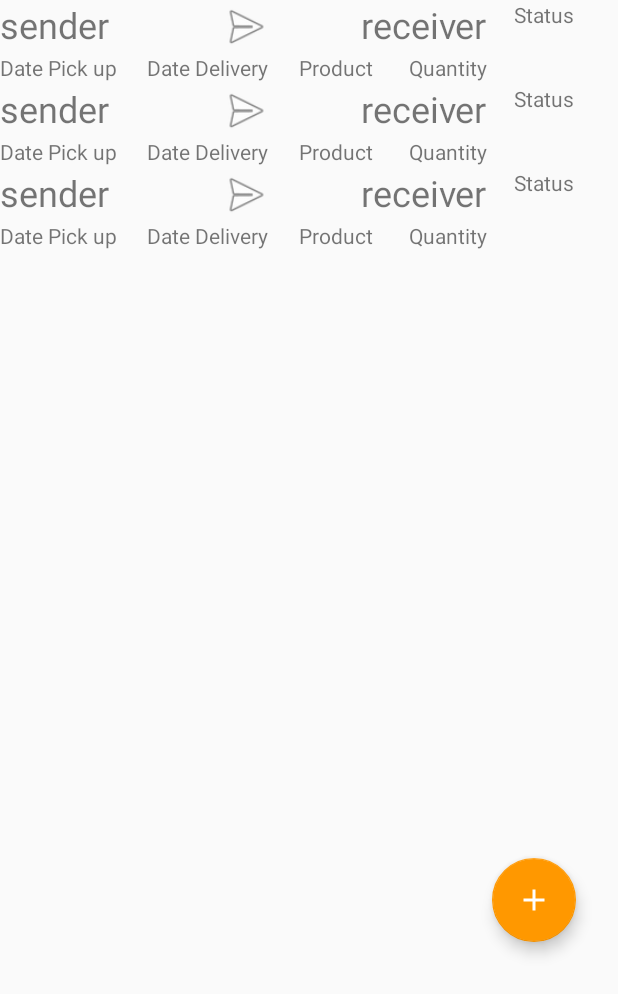
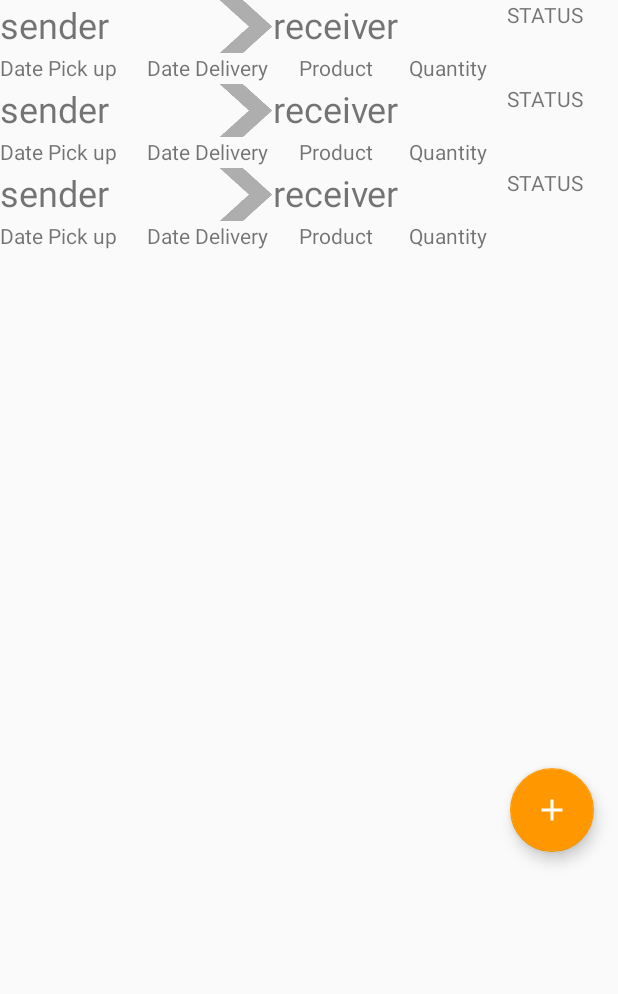
Before and after one commit to Kalja97/KargoBike, an Android app: the layout activity_orders.xml on its own in the app's theme, with its tools: preview values and no code run, on a phone screen of 412 x 824 dp. Shown: the top 994 px of the screen. Run offline under Robolectric (Android 15) with nearby library versions, the phone set to English and light mode, and no system bars.

Commit message:
Working: List of orders + datas

```diff
--- a/app/src/main/java/com/example/kargobike/ui/order/OrdersActivity.java
+++ b/app/src/main/java/com/example/kargobike/ui/order/OrdersActivity.java
@@ -130,7 +130,7 @@ public class OrdersActivity extends AppCompatActivity {
                     startActivity(intent);
                 }
             });
-/*
+
             //Create floatingButton for adding new Orders
             FloatingActionButton fab = findViewById(R.id.floatingActionAddOrder);
             fab.setOnClickListener(view -> {
@@ -141,7 +141,7 @@ public class OrdersActivity extends AppCompatActivity {
                 );
                 startActivity(intent);
             });
-*/
+
 
             //Get the Orders in the database by calling the ViewModel
             OrderListViewModel.Factory factory = new OrderListViewModel.Factory(getApplication());
--- a/app/src/main/java/com/example/kargobike/viewmodel/order/OrderListViewModel.java
+++ b/app/src/main/java/com/example/kargobike/viewmodel/order/OrderListViewModel.java
@@ -14,6 +14,8 @@ import androidx.lifecycle.LiveData;
 import androidx.lifecycle.MediatorLiveData;
 import androidx.lifecycle.ViewModel;
 import androidx.lifecycle.ViewModelProvider;
+
+import static com.example.kargobike.database.repository.OrderRepository.*;
 
 public class OrderListViewModel extends AndroidViewModel {
 
@@ -49,7 +51,7 @@ public class OrderListViewModel extends AndroidViewModel {
 
         public Factory(@NonNull Application application) {
             this.application = application;
-            orderRepository = OrderRepository.getInstance();
+            orderRepository = getInstance();
         }
 
         @Override
--- a/app/src/main/res/layout/activity_checkpoints.xml
+++ b/app/src/main/res/layout/activity_checkpoints.xml
@@ -7,11 +7,11 @@
     android:layout_height="match_parent">
 
     <com.google.android.material.floatingactionbutton.FloatingActionButton
-        android:id="@+id/floatingActionAddOrder"
+        android:id="@+id/floatingActionAddCheckPoint"
         android:layout_width="56dp"
         android:layout_height="56dp"
-        android:layout_marginStart="328dp"
-        android:layout_marginTop="572dp"
+        android:layout_marginStart="340dp"
+        android:layout_marginTop="512dp"
         android:background="#009688"
         android:clickable="true"
         app:backgroundTint="#FF9800"
--- a/app/src/main/res/layout/activity_orders.xml
+++ b/app/src/main/res/layout/activity_orders.xml
@@ -1,18 +1,19 @@
 <?xml version="1.0" encoding="utf-8"?>
-<androidx.constraintlayout.widget.ConstraintLayout xmlns:android="http://schemas.android.com/apk/res/android"
+<androidx.constraintlayout.widget.ConstraintLayout
+    xmlns:android="http://schemas.android.com/apk/res/android"
     xmlns:app="http://schemas.android.com/apk/res-auto"
     xmlns:tools="http://schemas.android.com/tools"
-    android:id="@+id/linearLayout2"
+    android:id="@+id/linearLayout"
     android:layout_width="match_parent"
     android:layout_height="match_parent"
     tools:context=".ui.order.OrdersActivity">
 
     <com.google.android.material.floatingactionbutton.FloatingActionButton
-        android:id="@+id/floatingActionButton"
+        android:id="@+id/floatingActionAddOrder"
         android:layout_width="56dp"
         android:layout_height="56dp"
-        android:layout_marginStart="328dp"
-        android:layout_marginTop="572dp"
+        android:layout_marginStart="340dp"
+        android:layout_marginTop="512dp"
         android:background="#009688"
         android:clickable="true"
         app:backgroundTint="#FF9800"
@@ -25,6 +26,7 @@
         android:layout_width="0dp"
         android:layout_height="729dp"
         app:layout_constraintEnd_toEndOf="parent"
+        app:layout_constraintHorizontal_bias="0.0"
         app:layout_constraintStart_toStartOf="parent"
         app:layout_constraintTop_toTopOf="parent"
         tools:listitem="@layout/recyclerviewitem_order" />
--- a/app/src/main/res/layout/recyclerviewitem_order.xml
+++ b/app/src/main/res/layout/recyclerviewitem_order.xml
@@ -37,14 +37,14 @@
                 android:layout_height="35dp"
                 app:layout_constraintStart_toEndOf="@+id/sender"
                 app:layout_constraintTop_toTopOf="@+id/SendReceiv"
-                app:srcCompat="@android:drawable/ic_menu_send" />
+                app:srcCompat="@drawable/sendReceivArrow" />
 
             <TextView
                 android:id="@+id/receiver"
                 android:layout_width="142dp"
                 android:layout_height="37dp"
                 android:text="receiver"
-                android:textAlignment="textEnd"
+                android:textAlignment="viewStart"
                 android:textSize="24sp"
                 app:layout_constraintStart_toEndOf="@+id/arrow"
                 app:layout_constraintTop_toTopOf="@+id/SendReceiv" />
@@ -92,10 +92,9 @@
             android:layout_height="56dp"
             android:text="Status"
             android:textAlignment="center"
-            tools:layout_editor_absoluteX="333dp"
-            tools:layout_editor_absoluteY="3dp"
+            android:textAllCaps="true"
             app:layout_constraintStart_toEndOf="@+id/SendReceiv"
-            app:layout_constraintTop_toTopOf="parent"/>
+            app:layout_constraintTop_toTopOf="parent" />
 
     </androidx.constraintlayout.widget.ConstraintLayout>
 
```
Also changed, not shown: app/src/main/java/com/example/kargobike/adapter/OrderAdapter.java (+15 -22 lines), app/src/main/res/drawable/sendReceivArrow.png (added).
